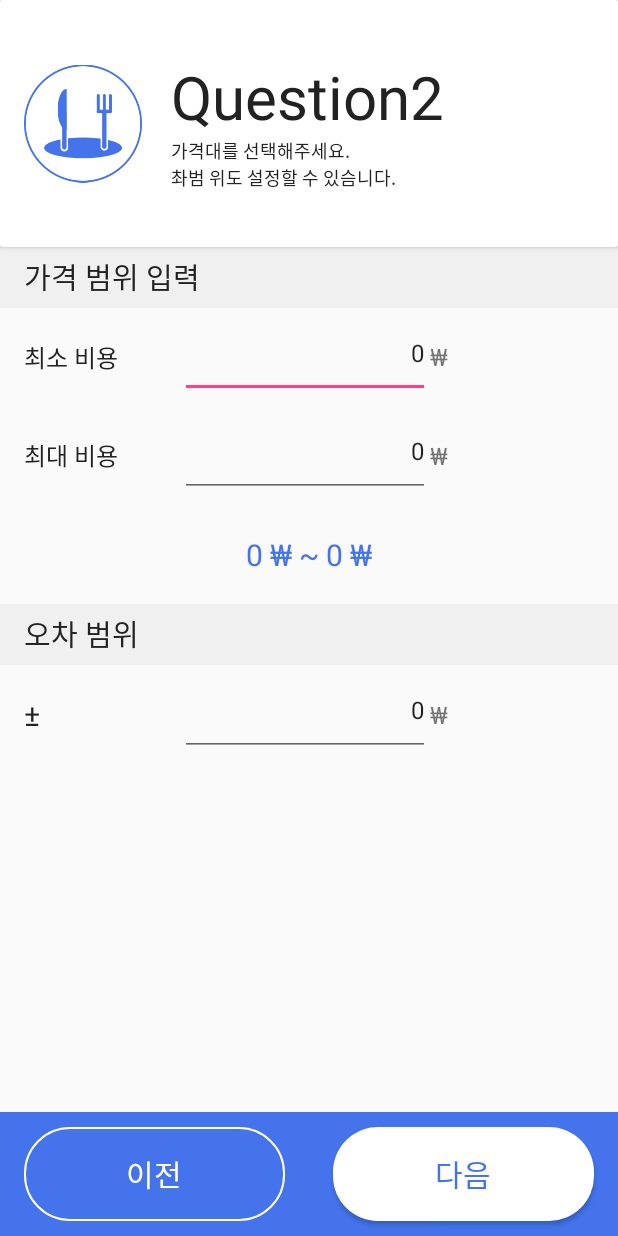
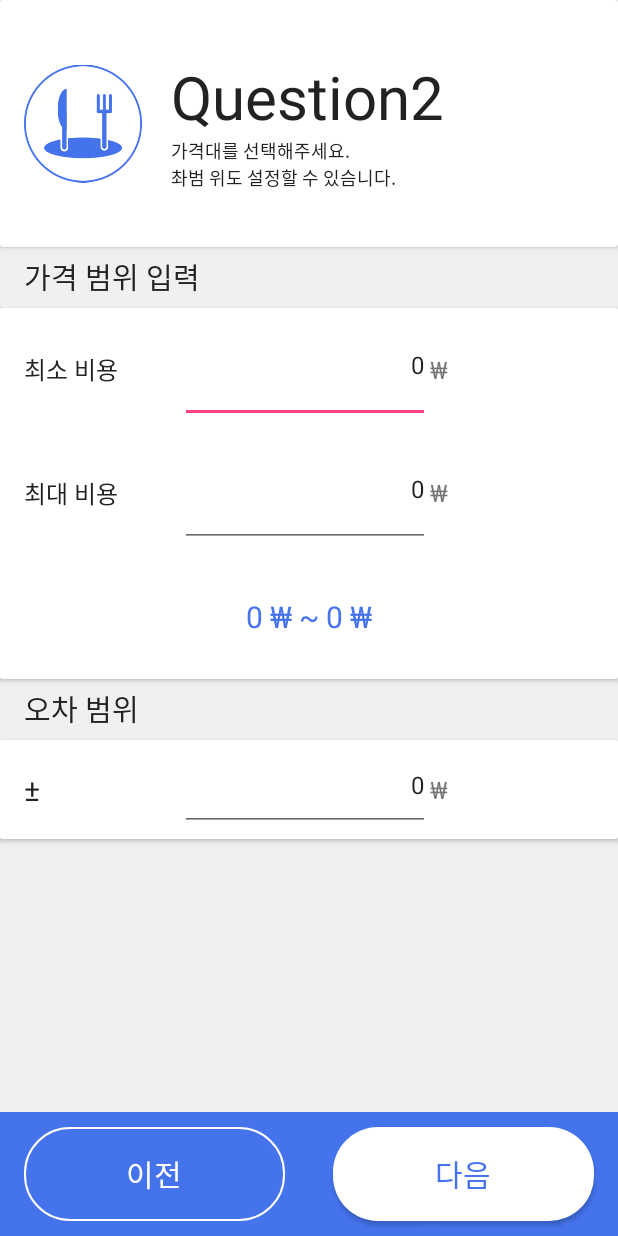
Before and after one commit to ChanbobSinse/ChanbobSinse_Frontend, an Android app: the Question2Activity screen opened directly, with no data from a screen before it, on a phone screen of 412 x 824 dp. Run offline under Robolectric (Android 15) with nearby library versions, the phone set to English and light mode, and no system bars; Roboto replaces fonts that are not available here; 3 statements that could not run were skipped.

Commit message:
add question2 activity elevation

```diff
--- a/app/src/main/java/com/oechyeochangmen/chanbapsinse/Activity/Question2Activity.java
+++ b/app/src/main/java/com/oechyeochangmen/chanbapsinse/Activity/Question2Activity.java
@@ -64,9 +64,7 @@ public class Question2Activity extends AppCompatActivity {
         prev_btn.setOnClickListener(new View.OnClickListener() {
             @Override
             public void onClick(View v) {
-                Intent intent = new Intent(Question2Activity.this, Question1Activity.class);
-                intent.addFlags(FLAG_ACTIVITY_REORDER_TO_FRONT);
-                startActivity(intent);
+                onBackPressed();
             }
         });
 
@@ -209,4 +207,13 @@ public class Question2Activity extends AppCompatActivity {
     private void changeRangeMoney() {
         rangeMoney.setText(minMoney.getText() + " ₩ ~ " + maxMoney.getText() + " ₩");
     }
+
+    @Override
+    public void onBackPressed() {
+        super.onBackPressed();
+        Intent intent = new Intent(Question2Activity.this, Question1Activity.class);
+        intent.addFlags(FLAG_ACTIVITY_REORDER_TO_FRONT);
+        startActivity(intent);
+
+    }
 }
--- a/app/src/main/res/layout/activity_question2.xml
+++ b/app/src/main/res/layout/activity_question2.xml
@@ -4,6 +4,7 @@
     xmlns:tools="http://schemas.android.com/tools"
     android:layout_width="match_parent"
     android:layout_height="match_parent"
+    android:background="@color/colorBackGray"
     android:orientation="vertical"
     android:weightSum="10"
     tools:context="com.oechyeochangmen.chanbapsinse.Activity.Question2Activity">
@@ -11,8 +12,7 @@
     <android.support.v7.widget.CardView
         android:layout_width="match_parent"
         android:layout_height="0dp"
-        android:layout_weight="2"
-        app:cardElevation="2dp">
+        android:layout_weight="2">
 
         <LinearLayout
             android:layout_width="match_parent"
@@ -80,10 +80,22 @@
             android:textColor="#222"
             android:textSize="19sp" />
 
+        <android.support.v7.widget.CardView
+            android:layout_width="match_parent"
+            android:layout_height="0dp"
+            android:layout_weight="3">
+
+            <LinearLayout
+                android:layout_width="match_parent"
+                android:layout_height="match_parent"
+                android:orientation="vertical"
+                android:weightSum="3">
+
                 <LinearLayout
                     android:layout_width="match_parent"
                     android:layout_height="0dp"
-            android:layout_weight="0.8"
+                    android:layout_weight="1"
+                    android:background="#fff"
                     android:paddingStart="@dimen/blank_margin"
                     android:weightSum="9.5">
 
@@ -128,7 +140,8 @@
                 <LinearLayout
                     android:layout_width="match_parent"
                     android:layout_height="0dp"
-            android:layout_weight="0.8"
+                    android:layout_weight="1"
+                    android:background="#fff"
                     android:paddingStart="@dimen/blank_margin"
                     android:weightSum="9.5">
 
@@ -174,11 +187,14 @@
                     android:id="@+id/question2_rangemoney"
                     android:layout_width="match_parent"
                     android:layout_height="0dp"
-            android:layout_weight="0.8"
+                    android:layout_weight="1"
+                    android:background="#fff"
                     android:gravity="center"
                     android:text="0 ₩ ~ 0 ₩"
                     android:textColor="#4473ec"
                     android:textSize="20sp" />
+            </LinearLayout>
+        </android.support.v7.widget.CardView>
 
         <TextView
             android:id="@+id/question2_errorText"
@@ -192,11 +208,16 @@
             android:textColor="#222"
             android:textSize="19sp" />
 
+        <android.support.v7.widget.CardView
+            android:layout_width="match_parent"
+            android:layout_height="0dp"
+            android:layout_weight="0.8">
+
             <LinearLayout
                 android:layout_width="match_parent"
-            android:layout_height="0dp"
-            android:layout_weight="0.8"
-            android:paddingStart="@dimen/blank_margin"
+                android:layout_height="match_parent"
+                android:background="#fff"
+                android:paddingLeft="@dimen/blank_margin"
                 android:weightSum="9.5">
 
                 <TextView
@@ -234,8 +255,8 @@
                     android:gravity="center_vertical"
                     android:text="₩"
                     android:textSize="16sp" />
-
             </LinearLayout>
+        </android.support.v7.widget.CardView>
     </LinearLayout>
 
 
--- a/app/src/main/res/layout/activity_recommend.xml
+++ b/app/src/main/res/layout/activity_recommend.xml
@@ -1,9 +1,8 @@
 <?xml version="1.0" encoding="utf-8"?>
-<android.support.constraint.ConstraintLayout xmlns:android="http://schemas.android.com/apk/res/android"
-    xmlns:app="http://schemas.android.com/apk/res-auto"
+<LinearLayout xmlns:android="http://schemas.android.com/apk/res/android"
     xmlns:tools="http://schemas.android.com/tools"
     android:layout_width="match_parent"
     android:layout_height="match_parent"
     tools:context="com.oechyeochangmen.chanbapsinse.Activity.RecommendActivity">
 
-</android.support.constraint.ConstraintLayout>
+</LinearLayout>
--- a/app/src/main/res/layout/activity_searching.xml
+++ b/app/src/main/res/layout/activity_searching.xml
@@ -15,10 +15,10 @@
         android:src="@drawable/ic_splash_icon" />
 
     <TextView
-        android:layout_marginTop="30dp"
         android:id="@+id/searching_text"
         android:layout_width="wrap_content"
         android:layout_height="wrap_content"
+        android:layout_marginTop="30dp"
         android:gravity="center"
         android:text="당신에게 맞는 음식점을\n 검색중입니다..."
         android:textSize="18sp" />
```
Also changed, not shown: app/src/main/java/com/oechyeochangmen/chanbapsinse/Activity/Question1Activity.java (+7 -7 lines). Lines whose indentation alone changed are shown as unchanged.
